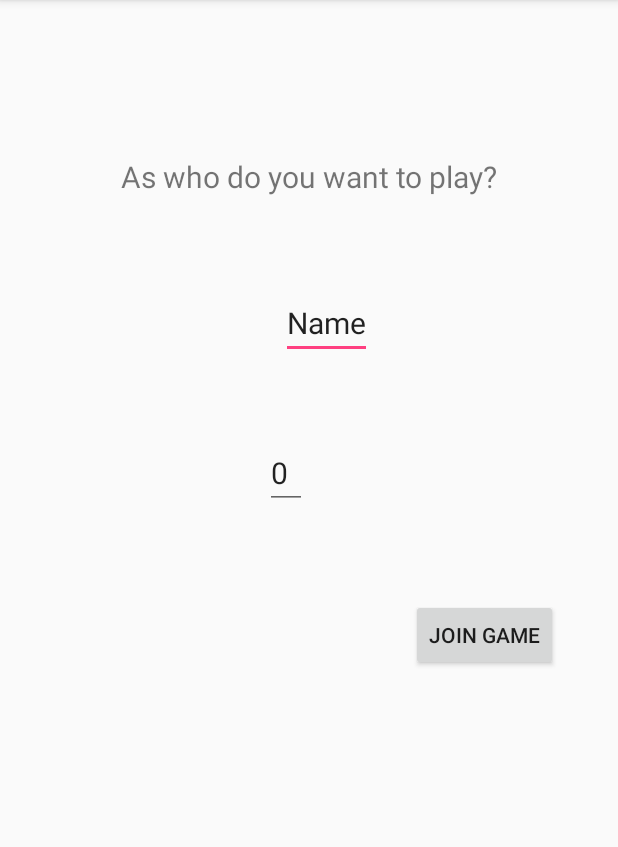
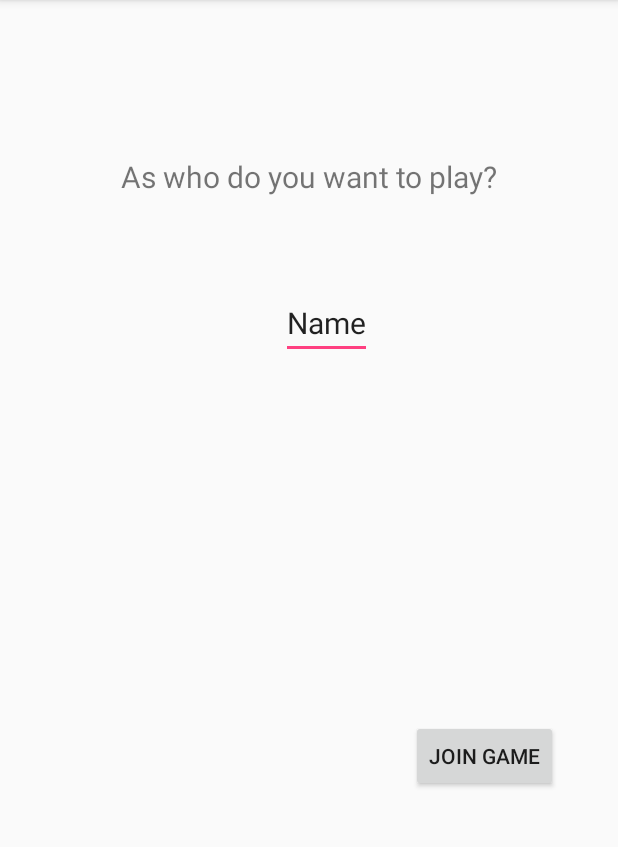
Before and after one commit to r-m-r-f/Dobble-android, an Android app: the ClientActivity screen opened directly, with no data from a screen before it, on a phone screen of 412 x 824 dp, the part 84-931 px from its top. Run offline under Robolectric (Android 15) with nearby library versions, the phone set to English and light mode, and no system bars.

Commit message:
send player info

```diff
--- a/app/src/main/java/dobbleproject/dobble/AppConfiguration.java
+++ b/app/src/main/java/dobbleproject/dobble/AppConfiguration.java
@@ -3,5 +3,5 @@ package dobbleproject.dobble;
 public final class AppConfiguration {
     public static final int MAX_PACKET_LENGTH = 500;
     public static final int LISTENER_PORT = 18888;
-    public static final int SOCKET_TIMEOUT = 8000;
+    public static final int SOCKET_TIMEOUT = 15000;
 }
--- a/app/src/main/java/dobbleproject/dobble/ChoosingModeActivity.java
+++ b/app/src/main/java/dobbleproject/dobble/ChoosingModeActivity.java
@@ -24,6 +24,7 @@ public class ChoosingModeActivity extends AppCompatActivity {
             public void onClick(View view) {
                 Intent intent = new Intent(ChoosingModeActivity.this, ServerSetupActivity.class);
                 startActivity(intent);
+                finish();
             }
         });
 
@@ -32,6 +33,7 @@ public class ChoosingModeActivity extends AppCompatActivity {
             public void onClick(View view) {
                 Intent intent = new Intent(ChoosingModeActivity.this, ClientActivity.class);
                 startActivity(intent);
+                finish();
             }
         });
     }
--- a/app/src/main/java/dobbleproject/dobble/ClientActivity.java
+++ b/app/src/main/java/dobbleproject/dobble/ClientActivity.java
@@ -37,6 +37,7 @@ public class ClientActivity extends AppCompatActivity {
                     Intent intent = new Intent(ClientActivity.this, ServerSelectionActivity.class);
                     intent.putExtra("playerName", playerName);
                     startActivity(intent);
+                    finish();
                 }
 
             }
--- a/app/src/main/java/dobbleproject/dobble/Player/PlayerServerDiscovery.java
+++ b/app/src/main/java/dobbleproject/dobble/Player/PlayerServerDiscovery.java
@@ -9,8 +9,6 @@ import java.io.IOException;
 import java.net.DatagramPacket;
 import java.net.DatagramSocket;
 import java.net.SocketException;
-import java.util.HashMap;
-import java.util.Map;
 
 import dobbleproject.dobble.AppConfiguration;
 import dobbleproject.dobble.MessageType;
@@ -45,7 +43,7 @@ public class PlayerServerDiscovery extends Thread {
         while(!isInterrupted() && isRunning) {
             try {
                 listenerSocket.receive(datagram);
-                response = PacketParser.getPacket(datagram);
+                response = PacketParser.getPacketFromDatagram(datagram);
 
                 if(response instanceof AnnouncementPacket) {
                     ServerInfo serverInfo = new ServerInfo(((AnnouncementPacket) response).getServerName(),
--- a/app/src/main/java/dobbleproject/dobble/Server/ServerPlayersList.java
+++ b/app/src/main/java/dobbleproject/dobble/Server/ServerPlayersList.java
@@ -30,4 +30,8 @@ public class ServerPlayersList {
     public static int getSize() {
         return players.size();
     }
+
+    public static synchronized ArrayList<Player> getList() {
+        return players;
+    }
 }
--- a/app/src/main/res/layout/activity_client.xml
+++ b/app/src/main/res/layout/activity_client.xml
@@ -29,28 +29,15 @@
         app:layout_constraintEnd_toEndOf="parent"
         app:layout_constraintTop_toBottomOf="@+id/editText" />
 
-    <EditText
-        android:id="@+id/editText2"
-        android:layout_width="28dp"
-        android:layout_height="wrap_content"
-        android:layout_marginEnd="164dp"
-        android:layout_marginStart="126dp"
-        android:layout_marginTop="52dp"
-        android:inputType="number"
-        android:text="0"
-        android:textSize="20sp"
-        app:layout_constraintEnd_toEndOf="parent"
-        app:layout_constraintHorizontal_bias="0.541"
-        app:layout_constraintStart_toStartOf="parent"
-        app:layout_constraintTop_toBottomOf="@id/playerNameBox" />
-
     <Button
         android:id="@+id/joinButton"
         android:layout_width="wrap_content"
         android:layout_height="wrap_content"
+        android:layout_marginBottom="8dp"
         android:layout_marginEnd="40dp"
-        android:layout_marginTop="60dp"
+        android:layout_marginTop="8dp"
         android:text="Join Game"
+        app:layout_constraintBottom_toBottomOf="parent"
         app:layout_constraintEnd_toEndOf="parent"
-        app:layout_constraintTop_toBottomOf="@id/editText2" />
+        app:layout_constraintTop_toBottomOf="@+id/playerNameBox" />
 </android.support.constraint.ConstraintLayout>
--- a/app/src/main/res/layout/activity_server_setup.xml
+++ b/app/src/main/res/layout/activity_server_setup.xml
@@ -39,7 +39,7 @@
         android:layout_marginStart="8dp"
         android:layout_marginTop="20dp"
         android:inputType="textNoSuggestions"
-        android:text="player"
+        android:text="server"
         app:layout_constraintEnd_toEndOf="parent"
         app:layout_constraintStart_toStartOf="parent"
         app:layout_constraintTop_toBottomOf="@+id/textView" />
@@ -65,7 +65,7 @@
         android:layout_marginEnd="8dp"
         android:layout_marginStart="8dp"
         android:layout_marginTop="8dp"
-        android:text="Button"
+        android:text="start"
         app:layout_constraintBottom_toBottomOf="parent"
         app:layout_constraintEnd_toEndOf="parent"
         app:layout_constraintStart_toStartOf="parent"
```
Also changed, not shown: app/src/main/AndroidManifest.xml (+12 -6 lines), app/src/main/java/dobbleproject/dobble/Packet/Packet.java (+9 -0 lines), app/src/main/java/dobbleproject/dobble/Packet/PacketParser.java (+10 -2 lines), app/src/main/java/dobbleproject/dobble/Player/PlayerGameThread.java (added, +13 -0 lines), app/src/main/java/dobbleproject/dobble/Player/PlayerRegisterRequest.java (+7 -0 lines), app/src/main/java/dobbleproject/dobble/Server/ServerAnnouncement.java (+1 -9 lines), app/src/main/java/dobbleproject/dobble/Server/ServerPlayerRegistration.java (+16 -4 lines), app/src/main/java/dobbleproject/dobble/ServerActivity.java (+21 -12 lines), app/src/main/java/dobbleproject/dobble/ServerSelectionActivity.java (+10 -12 lines).
